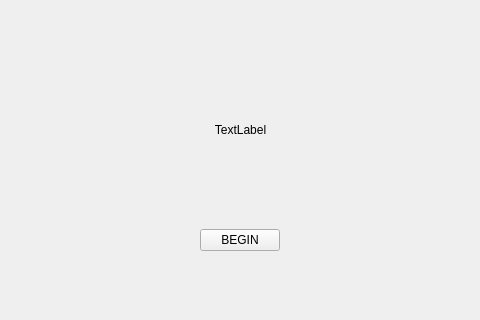
First picture: the form in WinHome.ui, repository AlanSchuppan/HachBase2, before the edit; both pictures show x 160 to 640 and y 0 to 320 of the 800 by 480 pixel window.
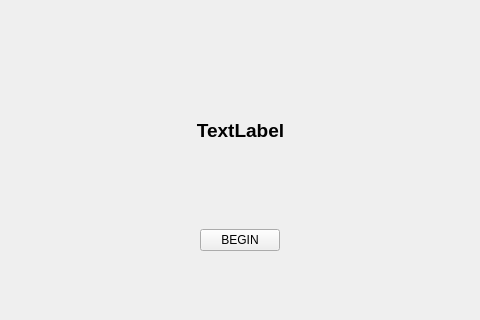
Second picture: the form after the edit.

Commit message: Changed CStrIDMenuMap to CMsgMenuMap; Increase size of instrument in WinHome

Patch:
```diff
--- a/WinHome.ui
+++ b/WinHome.ui
@@ -47,6 +47,13 @@
      <height>20</height>
     </rect>
    </property>
+   <property name="font">
+    <font>
+     <pointsize>14</pointsize>
+     <weight>75</weight>
+     <bold>true</bold>
+    </font>
+   </property>
    <property name="text">
     <string>TextLabel</string>
    </property>
```
The commit also changes 3 other files.
